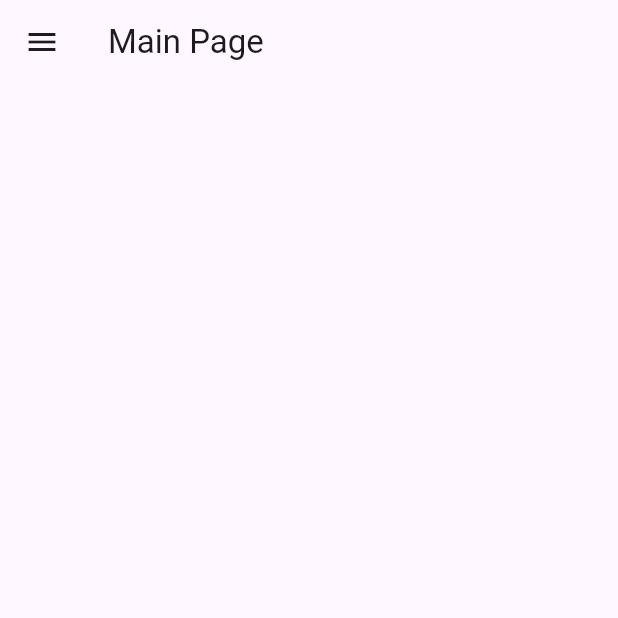
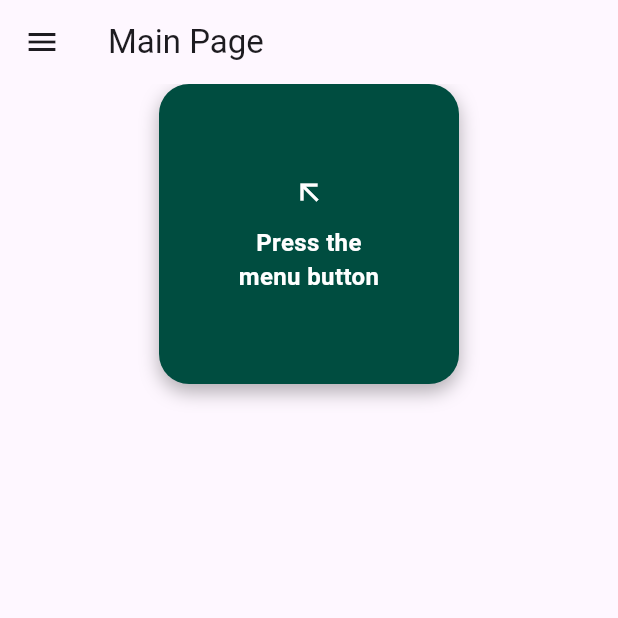
Before and after one commit to Edwinexd/dsv-pvt, a Flutter app: the screen it shows after launch, on a phone screen of 412 x 824 dp, the top half of it. Run offline on Flutter 3.47's test engine with Material 3 defaults, Android fonts, the phone set to English and light mode, and no system bars.

Commit message:
Small instructions

```diff
--- a/flutter_application/lib/main.dart
+++ b/flutter_application/lib/main.dart
@@ -1,4 +1,5 @@
 import 'package:flutter/material.dart';
+import 'package:flutter/widgets.dart';
 import 'profile_page.dart'; // Import the ProfilePage
 import 'drawer.dart';
 
@@ -11,9 +12,9 @@ class MyApp extends StatelessWidget {
 
   @override
   Widget build(BuildContext context) {
-    return MaterialApp(
+    return const MaterialApp(
       title: 'Profile Page Demo',
-      home: const MainPage(),
+      home: MainPage(),
       debugShowCheckedModeBanner: false,
     );
   }
@@ -34,6 +35,61 @@ class MainPage extends StatelessWidget {
         onSignoutTap: () {},
         onSettingsTap: () {},
       ),
+      body: Center(
+        child: Column(
+          mainAxisAlignment: MainAxisAlignment.start,
+          children: <Widget>[
+            Stack(
+              children: <Widget>[
+                Container(
+                  height: 200.0,
+                  width: 200,
+                  decoration: BoxDecoration(
+                    color: Colors.teal[900],
+                    boxShadow: [
+                      BoxShadow(
+                        color: Colors.black.withOpacity(0.3),
+                        spreadRadius: 0,
+                        blurRadius: 10,
+                        offset: const Offset(0, 5),
+                      )
+                    ],
+                    borderRadius: BorderRadius.circular(20), // Rounded corners
+                  ),
+                  child: Center(
+                    // Centers the Column within the Container
+                    child: Column(
+                      mainAxisSize: MainAxisSize
+                          .min, // Makes the column take the size of its children
+                      children: [
+                        Transform.rotate(
+                          angle: 315 *
+                              (3.1415926535897932/180), // Rotating 90 degrees, expressed in radians
+                          child: const Icon(
+                            Icons.arrow_upward, // Arrow icon
+                            color: Colors.white,
+                            size: 24, // Icon size
+                          ),
+                        ),
+                        SizedBox(height: 10), // Spacing between icon and text
+                        const Text(
+                          'Press the \nmenu button',
+                          textAlign: TextAlign.center,
+                          style: TextStyle(
+                            color: Colors.white, // Text color
+                            fontSize: 16, // Font size
+                            fontWeight: FontWeight.bold, // Font weight
+                          ),
+                        ),
+                      ],
+                    ),
+                  ),
+                ),
+              ],
+            )
+          ],
+        ),
+      ),
     );
   }
 
@@ -45,8 +101,8 @@ class MainPage extends StatelessWidget {
       context,
       MaterialPageRoute(
         builder: (context) => const ProfilePage(
-          name: 'Axel Andersson',
-          biography: 'Älskar godis och andra goda grejer',
+          name: 'Jeb Jebson',
+          biography: "Let's go running!",
           imageUrl: 'https://via.placeholder.com/150',
         ),
       ),
```
